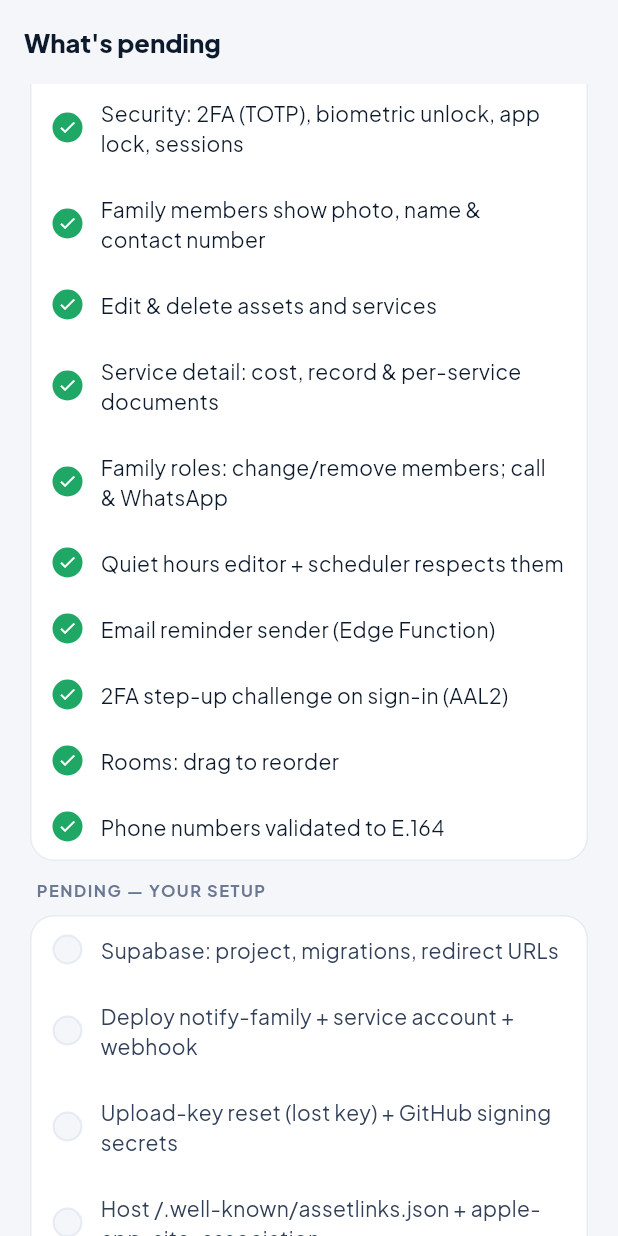
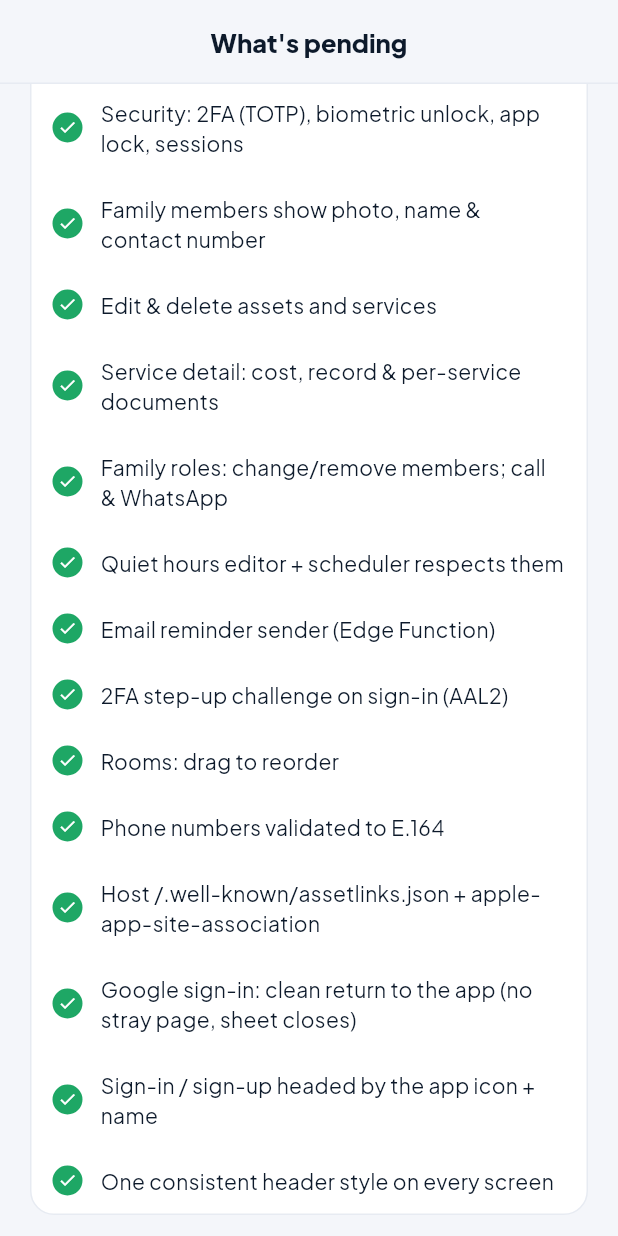
Before and after one commit to mytechbytes/docsbuddy, a Flutter app: the RoadmapPage screen opened by its route, scrolled down 1728 dp, on a phone screen of 412 x 824 dp. Run offline on Flutter 3.47's test engine with Material 3 defaults, Android fonts, the phone set to English and light mode, and no system bars; our stand-ins replace file_picker, firebase_core, firebase_crashlytics, firebase_messaging, flutter_local_notifications, flutter_riverpod and 11 more; accounts and stored records are empty.

Commit message:
fix header

```diff
--- a/lib/core/theme/app_theme.dart
+++ b/lib/core/theme/app_theme.dart
@@ -238,10 +238,16 @@ abstract final class AppTheme {
     );
     return base.copyWith(
       textTheme: base.textTheme.apply(bodyColor: p.text, displayColor: p.text),
+      // One header style for every screen: centered title (otherwise iOS
+      // centers and Android doesn't) over a hairline, flat even when content
+      // scrolls under it.
       appBarTheme: AppBarTheme(
         backgroundColor: p.background,
         surfaceTintColor: Colors.transparent,
         elevation: 0,
+        scrolledUnderElevation: 0,
+        centerTitle: true,
+        shape: Border(bottom: BorderSide(color: p.border)),
         iconTheme: IconThemeData(color: p.text),
         titleTextStyle: TextStyle(
             fontFamily: fontFamily, fontSize: 17, fontWeight: FontWeight.w800, color: p.text),
--- a/lib/features/auth/presentation/sign_in_page.dart
+++ b/lib/features/auth/presentation/sign_in_page.dart
@@ -55,10 +55,11 @@ class _SignInPageState extends ConsumerState<SignInPage> {
 
     return AuthScaffold(
       showBack: false,
+      showLogo: false,
       children: [
         const SizedBox(height: 8),
-        AuthHero(title: context.l10n.authSignInTitle, subtitle: context.l10n.authSignInSubtitle, big: true),
-        const SizedBox(height: 22),
+        const AuthBrand(),
+        const SizedBox(height: 24),
         AppTextField(label: context.l10n.commonEmail, controller: _email, icon: Icons.mail_outline, hint: context.l10n.commonEmailHint, keyboardType: TextInputType.emailAddress, textInputAction: TextInputAction.next, autofillHints: const [AutofillHints.email]),
         const SizedBox(height: 14),
         AppTextField(label: context.l10n.commonPassword, controller: _password, icon: Icons.lock_outline, hint: '••••••••', obscure: true, textInputAction: TextInputAction.done, onSubmitted: (_) => _submit()),
--- a/lib/features/auth/presentation/sign_up_page.dart
+++ b/lib/features/auth/presentation/sign_up_page.dart
@@ -67,9 +67,10 @@ class _SignUpPageState extends ConsumerState<SignUpPage> {
     final (strength, strengthHint) = signUpStrength(_password.text);
 
     return AuthScaffold(
+      showLogo: false,
       children: [
         const SizedBox(height: 4),
-        AuthHero(title: context.l10n.authSignUpTitle, subtitle: context.l10n.authSignUpSubtitle),
+        const AuthBrand(),
         const SizedBox(height: 20),
         AppTextField(label: context.l10n.authFullName, controller: _name, icon: Icons.person_outline, hint: context.l10n.authFullNameHint, textInputAction: TextInputAction.next, autofillHints: const [AutofillHints.name]),
         const SizedBox(height: 14),
--- a/lib/features/catalog/presentation/rooms_page.dart
+++ b/lib/features/catalog/presentation/rooms_page.dart
@@ -4,7 +4,6 @@ import 'package:go_router/go_router.dart';
 
 import '../../../core/media/media_picker.dart';
 import '../../../core/widgets/buttons.dart';
-import '../../../core/widgets/db_logo.dart';
 import '../../../core/widgets/feedback.dart';
 import '../application/rooms_controller.dart';
 import '../domain/catalog_models.dart';
@@ -59,8 +58,7 @@ class _RoomsPageState extends ConsumerState<RoomsPage> {
       appBar: AppBar(
         backgroundColor: context.palette.background,
         elevation: 0,
-        titleSpacing: 20,
-        title: const Align(alignment: Alignment.centerLeft, child: DbLogo(size: 20)),
+        title: Text(context.l10n.navRooms, style: TextStyle(fontWeight: FontWeight.w800, color: context.palette.text)),
       ),
       floatingActionButton: FloatingActionButton(
         // Tabs share an IndexedStack, so the default hero tag would collide.
--- a/lib/features/roadmap/presentation/roadmap_page.dart
+++ b/lib/features/roadmap/presentation/roadmap_page.dart
@@ -49,12 +49,16 @@ class RoadmapPage extends StatelessWidget {
       (true, '2FA step-up challenge on sign-in (AAL2)'),
       (true, 'Rooms: drag to reorder'),
       (true, 'Phone numbers validated to E.164'),
+      (true, 'Host /.well-known/assetlinks.json + apple-app-site-association'),
+      (true, 'Google sign-in: clean return to the app (no stray page, sheet closes)'),
+      (true, 'Sign-in / sign-up headed by the app icon + name'),
+      (true, 'One consistent header style on every screen'),
     ]),
     ('Pending — your setup', [
       (false, 'Supabase: project, migrations, redirect URLs'),
       (false, 'Deploy notify-family + service account + webhook'),
       (false, 'Upload-key reset (lost key) + GitHub signing secrets'),
-      (false, 'Host /.well-known/assetlinks.json + apple-app-site-association'),
+      (false, 'iOS: enable Associated Domains (universal links) in Xcode'),
       (false, 'Play Console: internal track, privacy policy, data safety'),
       (false, 'WhatsApp: deploy sender + Meta API secrets + daily cron'),
       (false, 'Email: deploy sender + Resend secrets + daily cron'),
@@ -63,6 +67,8 @@ class RoadmapPage extends StatelessWidget {
       (false, 'Camera capture for invoices/photos (image_picker)'),
     ]),
     ('Pending — next features', [
+      (false, 'Apple sign-in (button disabled until Services ID + Supabase setup)'),
+      (false, 'Microsoft sign-in (button disabled until Entra app + Supabase setup)'),
       (false, 'Branded splash screen'),
       (false, 'Bump KGP-legacy plugins (Built-in Kotlin)'),
       (false, 'iOS: push (APNs), signing & provisioning'),
--- a/lib/l10n/app_en.arb
+++ b/lib/l10n/app_en.arb
@@ -17,16 +17,12 @@
   "navHome": "Home",
   "navRooms": "Rooms",
   "navAssets": "Assets",
-  "authSignInTitle": "Welcome back",
-  "authSignInSubtitle": "Sign in to keep your assets and reminders in sync.",
   "authSignInCta": "Sign In",
   "authNoAccountLead": "Don't have an account? ",
   "authSignUpAction": "Sign up",
   "authOrContinueWith": "or continue with",
   "authContinueWithGoogle": "Continue with Google",
   "authContinueWithApple": "Continue with Apple",
-  "authSignUpTitle": "Create your account",
-  "authSignUpSubtitle": "Track warranties, bills and renewals with your family — never miss a due date.",
   "authFullName": "Full Name",
   "authFullNameHint": "Your name",
   "authCreateAccountCta": "Create Account",
--- a/lib/l10n/app_localizations.dart
+++ b/lib/l10n/app_localizations.dart
@@ -196,18 +196,6 @@ abstract class AppLocalizations {
   /// **'Assets'**
   String get navAssets;
 
-  /// No description provided for @authSignInTitle.
-  ///
-  /// In en, this message translates to:
-  /// **'Welcome back'**
-  String get authSignInTitle;
-
-  /// No description provided for @authSignInSubtitle.
-  ///
-  /// In en, this message translates to:
-  /// **'Sign in to keep your assets and reminders in sync.'**
-  String get authSignInSubtitle;
-
   /// No description provided for @authSignInCta.
   ///
   /// In en, this message translates to:
@@ -243,18 +231,6 @@ abstract class AppLocalizations {
   /// In en, this message translates to:
   /// **'Continue with Apple'**
   String get authContinueWithApple;
-
-  /// No description provided for @authSignUpTitle.
-  ///
-  /// In en, this message translates to:
-  /// **'Create your account'**
-  String get authSignUpTitle;
-
-  /// No description provided for @authSignUpSubtitle.
-  ///
-  /// In en, this message translates to:
-  /// **'Track warranties, bills and renewals with your family — never miss a due date.'**
-  String get authSignUpSubtitle;
 
   /// No description provided for @authFullName.
   ///
```
Also changed, not shown: lib/features/auth/presentation/widgets/auth_widgets.dart (+33 -4 lines), lib/features/catalog/presentation/appliance_picker_page.dart (+2 -5 lines), lib/l10n/app_localizations_en.dart (+0 -14 lines), 6 other files.
